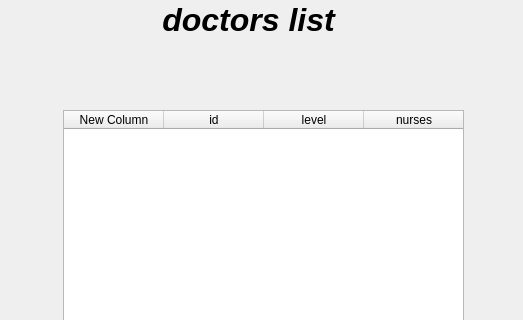
Old version of the form hospital/mainwindow.ui in the repository midou5098/hospital-remake; both pictures show x 286 to 809 and y 0 to 320 of the 1161 by 604 pixel window.
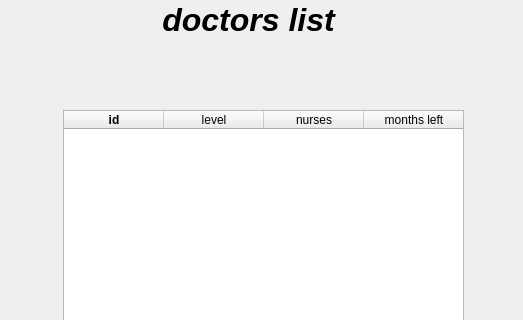
New version of the form. The open tabs and pages were chosen to show the change.

Commit message: columns are messy for an unknown reason , inspecting in progress

Patch:
```diff
--- a/hospital/mainwindow.ui
+++ b/hospital/mainwindow.ui
@@ -1484,15 +1484,15 @@
         <height>291</height>
        </rect>
       </property>
-      <column>
-       <property name="text">
-        <string>New Column</string>
-       </property>
-      </column>
       <column>
        <property name="text">
         <string>id</string>
        </property>
+       <property name="font">
+        <font>
+         <bold>true</bold>
+        </font>
+       </property>
       </column>
       <column>
        <property name="text">
@@ -1504,6 +1504,11 @@
         <string>nurses</string>
        </property>
       </column>
+      <column>
+       <property name="text">
+        <string>months left</string>
+       </property>
+      </column>
      </widget>
      <widget class="QPushButton" name="back_7">
       <property name="geometry">
```
The commit also changes 2 other files.
